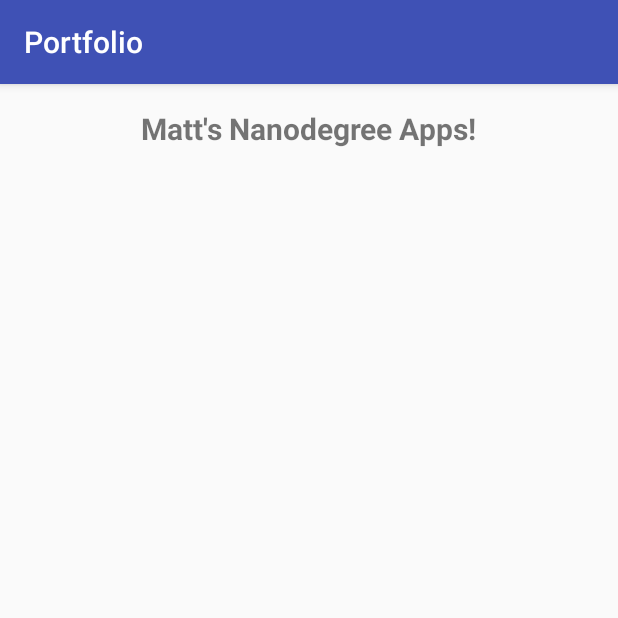
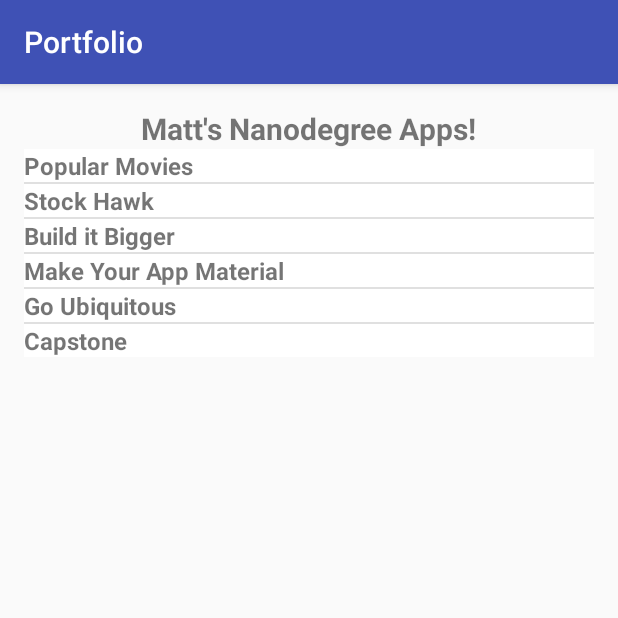
Before and after one commit to matthewhunter404/Udacity-Portfolio-App, an Android app: the screen it shows after launch (MainActivity), on a phone screen of 412 x 824 dp, the top half of it. Run offline under Robolectric (Android 15) with nearby library versions, the phone set to English and light mode, and no system bars.

Commit message:
Adds dummy data and sets up the arrayadapter to display this data to the listview on App startup. Also gives the main listview a proper ID.

```diff
--- a/app/src/main/java/matt/portfolio/MainActivity.java
+++ b/app/src/main/java/matt/portfolio/MainActivity.java
@@ -8,9 +8,12 @@ import android.support.v7.widget.Toolbar;
 import android.view.View;
 import android.view.Menu;
 import android.view.MenuItem;
+import android.widget.ArrayAdapter;
+import android.widget.ListView;
 
 public class MainActivity extends AppCompatActivity {
-
+    public ArrayAdapter mListAdapter; //Due to the simplicity of this app, a default ArrayAdapter will do fine for now.
+    private ListView mListView;        //This ListView will have the main of the app listview assigned to it.
     @Override
     protected void onCreate(Bundle savedInstanceState) {
         super.onCreate(savedInstanceState);
@@ -18,6 +21,15 @@ public class MainActivity extends AppCompatActivity {
         Toolbar toolbar = (Toolbar) findViewById(R.id.toolbar);
         setSupportActionBar(toolbar);
 
+        //Todo: Replace dummy data
+        String Dummydata[]={"Popular Movies","Stock Hawk","Build it Bigger","Make Your App Material","Go Ubiquitous","Capstone"}; //this dummy data will be in place for testing
+        mListView = (ListView) findViewById(R.id.main_listview);    //assigns the main listview in the layout to mListView
+        mListAdapter =                  //Defines the ArrayAdapter using:
+                new ArrayAdapter(this, // The current context (this activity)
+                        R.layout.list_item, // The name of the layout ID.
+                        R.id.textdisplay, // The ID of the textview to populate in each layout.
+                        Dummydata);
+        mListView.setAdapter(mListAdapter); //Sets the adapter for the main listview to the array adapter defiend above
     }
 
 //    @Override
--- a/app/src/main/res/layout/content_main.xml
+++ b/app/src/main/res/layout/content_main.xml
@@ -21,6 +21,7 @@
         android:layout_below="@id/headertext"
         android:layout_width="match_parent"
         android:layout_height="wrap_content"
-        android:background="@android:color/white"/>
+        android:background="@android:color/white"
+        android:id="@+id/main_listview"/>
 
 </RelativeLayout>
```
